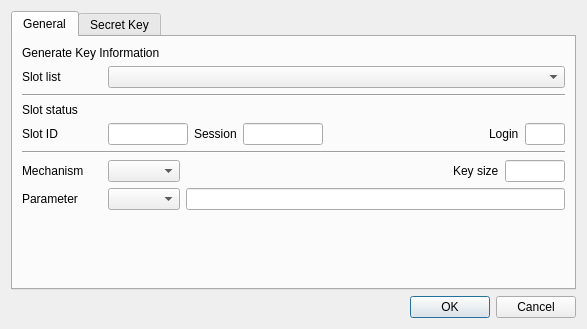
Qt form CryptokiMan/gen_key_dlg.ui (jykim74/CryptokiMan) before a commit.
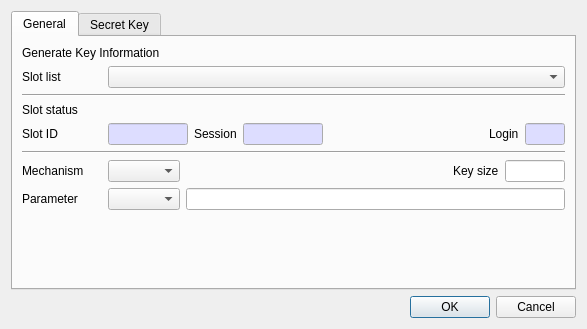
The same form after that commit.

Commit message: Read Only 입력창 색지정

```diff
--- a/CryptokiMan/gen_key_dlg.ui
+++ b/CryptokiMan/gen_key_dlg.ui
@@ -88,6 +88,46 @@
              <height>16777215</height>
             </size>
            </property>
+           <property name="palette">
+            <palette>
+             <active>
+              <colorrole role="Base">
+               <brush brushstyle="SolidPattern">
+                <color alpha="255">
+                 <red>221</red>
+                 <green>221</green>
+                 <blue>255</blue>
+                </color>
+               </brush>
+              </colorrole>
+             </active>
+             <inactive>
+              <colorrole role="Base">
+               <brush brushstyle="SolidPattern">
+                <color alpha="255">
+                 <red>221</red>
+                 <green>221</green>
+                 <blue>255</blue>
+                </color>
+               </brush>
+              </colorrole>
+             </inactive>
+             <disabled>
+              <colorrole role="Base">
+               <brush brushstyle="SolidPattern">
+                <color alpha="255">
+                 <red>240</red>
+                 <green>240</green>
+                 <blue>240</blue>
+                </color>
+               </brush>
+              </colorrole>
+             </disabled>
+            </palette>
+           </property>
+           <property name="readOnly">
+            <bool>true</bool>
+           </property>
           </widget>
          </item>
          <item row="0" column="3">
@@ -98,6 +138,46 @@
              <height>16777215</height>
             </size>
            </property>
+           <property name="palette">
+            <palette>
+             <active>
+              <colorrole role="Base">
+               <brush brushstyle="SolidPattern">
+                <color alpha="255">
+                 <red>221</red>
+                 <green>221</green>
+                 <blue>255</blue>
+                </color>
+               </brush>
+              </colorrole>
+             </active>
+             <inactive>
+              <colorrole role="Base">
+               <brush brushstyle="SolidPattern">
+                <color alpha="255">
+                 <red>221</red>
+                 <green>221</green>
+                 <blue>255</blue>
+                </color>
+               </brush>
+              </colorrole>
+             </inactive>
+             <disabled>
+              <colorrole role="Base">
+               <brush brushstyle="SolidPattern">
+                <color alpha="255">
+                 <red>240</red>
+                 <green>240</green>
+                 <blue>240</blue>
+                </color>
+               </brush>
+              </colorrole>
+             </disabled>
+            </palette>
+           </property>
+           <property name="readOnly">
+            <bool>true</bool>
+           </property>
           </widget>
          </item>
          <item row="0" column="6">
@@ -108,6 +188,46 @@
              <height>16777215</height>
             </size>
            </property>
+           <property name="palette">
+            <palette>
+             <active>
+              <colorrole role="Base">
+               <brush brushstyle="SolidPattern">
+                <color alpha="255">
+                 <red>221</red>
+                 <green>221</green>
+                 <blue>255</blue>
+                </color>
+               </brush>
+              </colorrole>
+             </active>
+             <inactive>
+              <colorrole role="Base">
+               <brush brushstyle="SolidPattern">
+                <color alpha="255">
+                 <red>221</red>
+                 <green>221</green>
+                 <blue>255</blue>
+                </color>
+               </brush>
+              </colorrole>
+             </inactive>
+             <disabled>
+              <colorrole role="Base">
+               <brush brushstyle="SolidPattern">
+                <color alpha="255">
+                 <red>240</red>
+                 <green>240</green>
+                 <blue>240</blue>
+                </color>
+               </brush>
+              </colorrole>
+             </disabled>
+            </palette>
+           </property>
+           <property name="readOnly">
+            <bool>true</bool>
+           </property>
           </widget>
          </item>
          <item row="0" column="2">
```
The commit also changes 22 other files.
